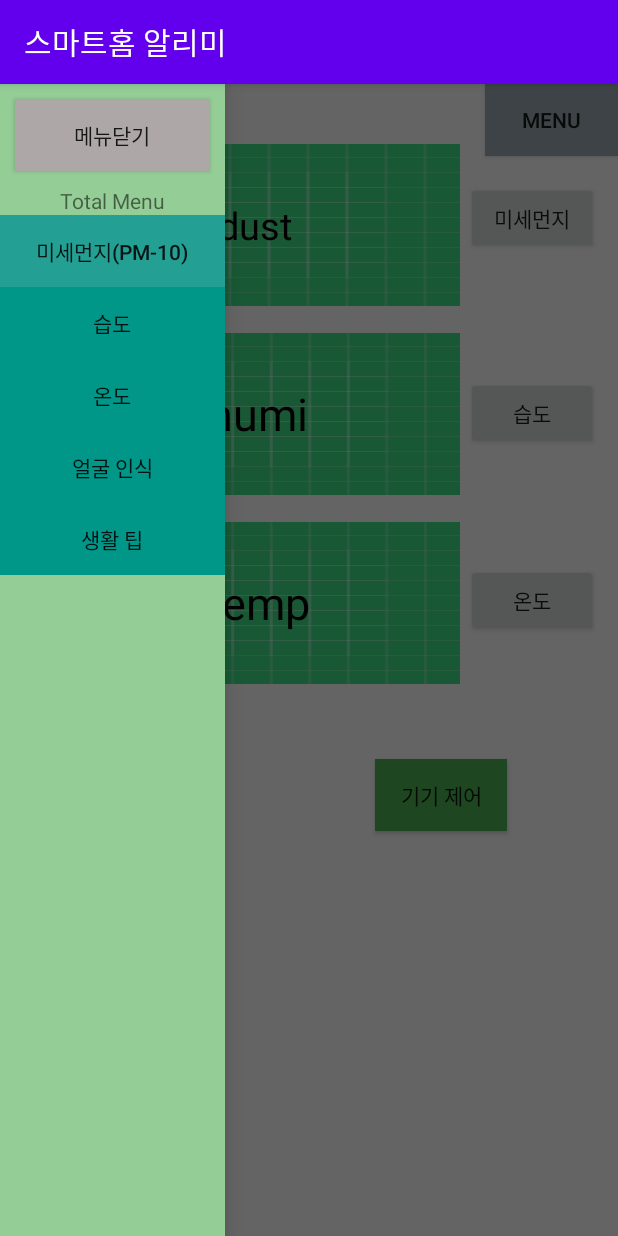
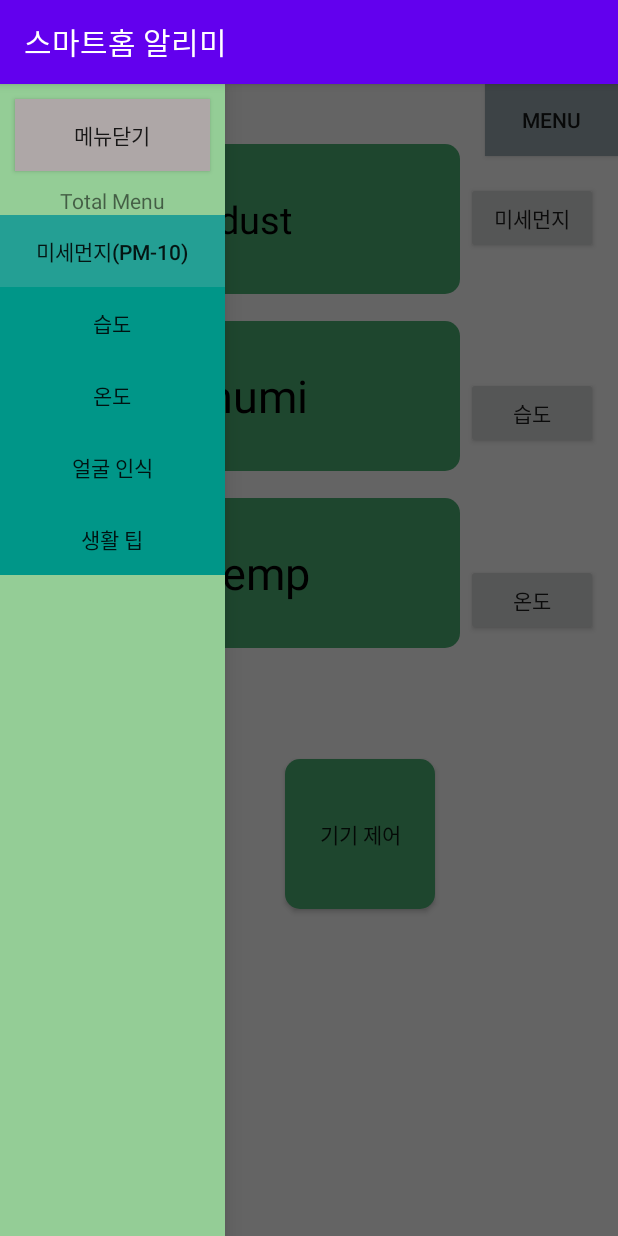
Before and after one commit to chanik-s/SmartHomeProject, an Android app: the screen it shows after launch (MainActivity), with the side drawer open, on a phone screen of 412 x 824 dp. Run offline under Robolectric (Android 15) with nearby library versions, the phone set to English and light mode, and no system bars.

Commit message:
이미지 변경 및 미세먼지값 에러 해결

```diff
--- /dev/null
+++ b/app/src/main/res/drawable/rect.xml
@@ -0,0 +1,12 @@
+<?xml version="1.0" encoding="utf-8"?>
+<shape
+    xmlns:android="http://schemas.android.com/apk/res/android"
+    android:shape="rectangle">
+    <solid
+        android:color="#4CAF74" />
+    <size
+        android:height="100dp"
+        android:width="100dp" />
+    <corners
+        android:radius="10dp" />
+</shape>
--- a/app/src/main/res/layout/activity_loading.xml
+++ b/app/src/main/res/layout/activity_loading.xml
@@ -6,8 +6,8 @@
     tools:context=".loadingActivity">
 
     <ImageView
-        android:layout_width="wrap_content"
-        android:layout_height="wrap_content"
-        android:src="@drawable/applogo" />
+        android:layout_width="match_parent"
+        android:layout_height="match_parent"
+        android:src="@drawable/homelogo1" />
     <!--원하는 이미지 drawable 밑에 넣어-->
 </RelativeLayout>
--- a/app/src/main/res/layout/activity_main.xml
+++ b/app/src/main/res/layout/activity_main.xml
@@ -52,7 +52,7 @@
         android:layout_marginStart="26dp"
         android:layout_marginTop="40dp"
         android:layout_marginEnd="105dp"
-        android:background="@drawable/ic_launcher_background"
+        android:background="@drawable/rect"
         android:gravity="center"
         android:text="-dust"
         android:textColor="@android:color/black"
@@ -81,7 +81,7 @@
         android:layout_marginStart="10dp"
         android:layout_marginTop="18dp"
         android:layout_marginEnd="105dp"
-        android:background="@drawable/ic_launcher_background"
+        android:background="@drawable/rect"
         android:gravity="center"
         android:text="-temp"
         android:textColor="@android:color/black"
@@ -110,7 +110,7 @@
         android:layout_marginTop="18dp"
         android:layout_marginEnd="105dp"
         android:layout_marginRight="105dp"
-        android:background="@drawable/ic_launcher_background"
+        android:background="@drawable/rect"
         android:gravity="center"
         android:text="-humi"
         android:textColor="@android:color/black"
@@ -145,7 +145,7 @@
 
     <ImageView
         android:id="@+id/tempLogo"
-        android:src="@drawable/dust"
+        android:src="@drawable/temp1"
         android:layout_width="60dp"
         android:layout_height="60dp"
         android:layout_alignStart="@+id/dustText"
@@ -158,7 +158,7 @@
 
     <ImageView
         android:id="@+id/humLogo"
-        android:src="@drawable/hum"
+        android:src="@drawable/humid2"
         android:layout_width="60dp"
         android:layout_height="60dp"
         android:layout_alignStart="@+id/humText"
@@ -178,16 +178,16 @@
         android:layout_marginTop="450dp"
         android:layout_marginEnd="280dp"
         android:text="Home Cam"
-        android:background="#4CAF50"/>
+        android:background="@drawable/rect"/>
     <Button
         android:id="@+id/contrl_dev"
         android:layout_width="wrap_content"
         android:layout_height="wrap_content"
         android:layout_alignParentLeft="true"
-        android:layout_marginStart="250dp"
+        android:layout_marginStart="190dp"
         android:layout_marginTop="450dp"
         android:text="기기 제어"
-        android:background="#4CAF50"/>
+        android:background="@drawable/rect"/>
     <!--하단바 만들기 -->
     <!--
     <FrameLayout
```
Also changed, not shown: app/src/main/java/com/example/myapplication/MainActivity.java (+4 -3 lines), app/src/main/java/com/example/myapplication/homeCameraActivity.java (+16 -6 lines), app/src/main/res/drawable/homelogo1.jpg (added), app/src/main/res/drawable/humid2.jpg (added), app/src/main/res/drawable/temp1.jpg (added).
